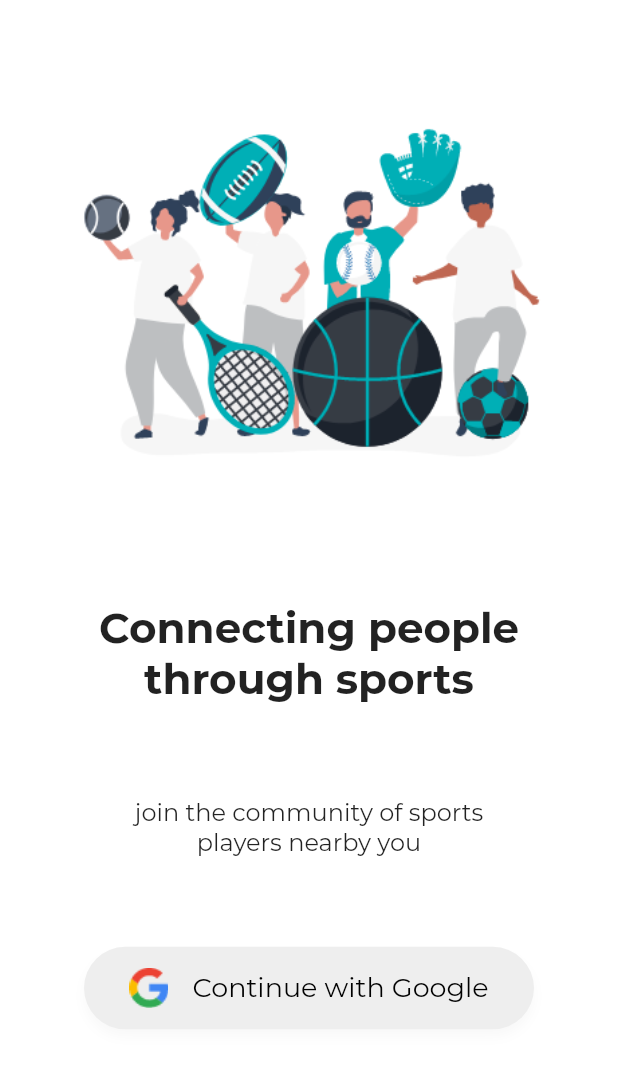
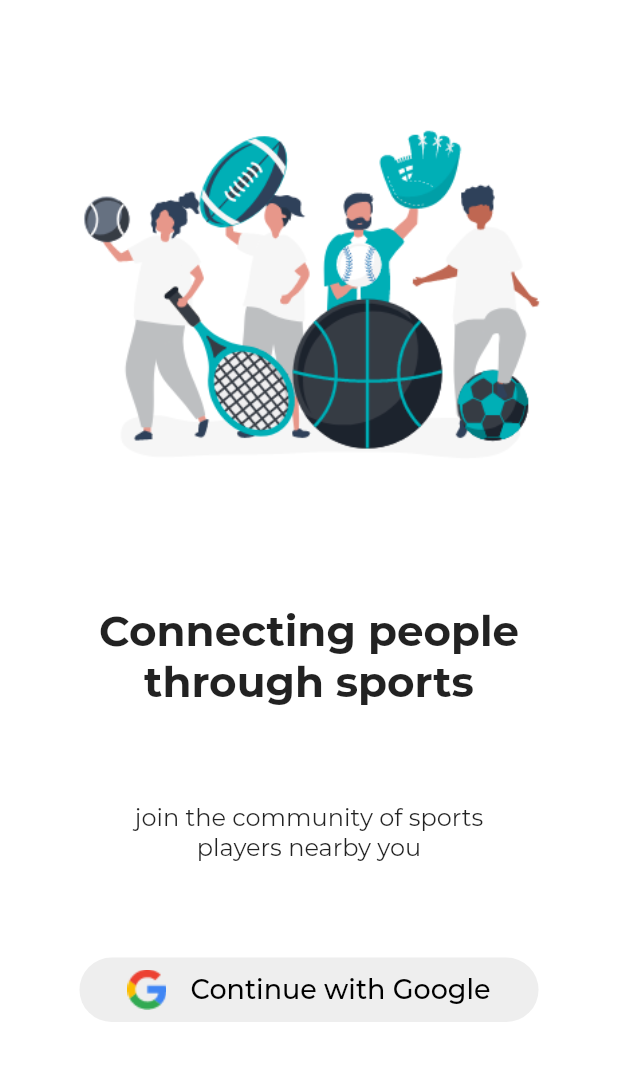
Before and after one commit to Runbhumi/Runbhumi, a Flutter app: the SecondPage screen opened by its route, on a phone screen of 412 x 824 dp. Shown: the top 1068 px of the screen. Run offline on Flutter 3.47's test engine with Material 2 defaults, Android fonts, the phone set to English and light mode, and no system bars; our stand-ins replace bubble_tab_indicator, cloud_firestore, datetime_picker_formfield, firebase_auth, firebase_core, flutter_icons and 2 more; accounts and stored records are empty; network calls fail; project files that could hold a hidden picture were left out.

Commit message:
✨fixed button sizes

```diff
--- a/lib/widget/button.dart
+++ b/lib/widget/button.dart
@@ -20,34 +20,17 @@ class Button extends StatefulWidget {
 class _ButtonState extends State<Button> {
   @override
   Widget build(BuildContext context) {
-    // return Padding(
-    //   padding: const EdgeInsets.all(8.0),
-    //   child: FlatButton(
-    //     color: widget.myColor,
-    //     height: 54,
-    //     minWidth: 300,
-    //     onPressed: widget.onPressed ??
-    //         () {
-    //           print("going to " + widget.routeName);
-    //           Navigator.pushNamed(context, widget.routeName);
-    //         },
-    //     child: Center(
-    //       child: Text(
-    //         widget.myText,
-    //         style: TextStyle(
-    //             color: Colors.white, fontSize: 18, fontWeight: FontWeight.w600),
-    //       ),
-    //     ),
-    //   ),
-    // );
     return RaisedButton(
       textColor: Colors.white,
       elevation: 0,
       color: widget.myColor,
-      child: Text(
-        widget.myText,
-        style: TextStyle(
-            color: Colors.white, fontSize: 18, fontWeight: FontWeight.w600),
+      child: Padding(
+        padding: const EdgeInsets.all(16.0),
+        child: Text(
+          widget.myText,
+          style: TextStyle(
+              color: Colors.white, fontSize: 18, fontWeight: FontWeight.w600),
+        ),
       ),
       onPressed: widget.onPressed ??
           () {
--- a/lib/widget/googleOauth.dart
+++ b/lib/widget/googleOauth.dart
@@ -9,34 +9,33 @@ class GoogleOauth extends StatelessWidget {
 
   @override
   Widget build(BuildContext context) {
-    return GestureDetector(
-        onTap: () async {
+    return Row(
+      mainAxisAlignment: MainAxisAlignment.center,
+      children: [
+        RaisedButton(
+          onPressed: () async {
             Constants.prefs.setBool("loggedin", true);
             await signInWithGoogle().whenComplete(() {
               Navigator.pushReplacementNamed(context, "/mainapp");
             });
           },
-        child: Row(
-          mainAxisAlignment: MainAxisAlignment.center,
-          children: [
-            Container(
-              height: 55,
-              width: 300,
-              decoration: BoxDecoration(
-                  color: Theme.of(context).buttonColor,
-                  borderRadius: BorderRadius.circular(800),
-                  boxShadow: [
-                    BoxShadow(
-                        color: Theme.of(context).buttonColor.withOpacity(.4),
-                        blurRadius: 6,
-                        offset: Offset(0, 5))
-                  ]),
+          elevation: 0,
+          // height: 54,
+          // decoration: BoxDecoration(
+          //     color: Theme.of(context).buttonColor,
+          //     borderRadius: BorderRadius.circular(800),
+          //     boxShadow: [
+          //       BoxShadow(
+          //           color: Theme.of(context).buttonColor.withOpacity(.4),
+          //           blurRadius: 6,
+          //           offset: Offset(0, 5))
+          //     ]),
           child: Center(
             child: Row(
               mainAxisAlignment: MainAxisAlignment.center,
               children: <Widget>[
                 Padding(
-                      padding: const EdgeInsets.only(left: 16.0),
+                  padding: const EdgeInsets.only(left: 16.0, top: 8, bottom: 8),
                   child: Image(image: AssetImage('assets/googleicon.png')),
                 ),
                 Padding(
@@ -49,8 +48,11 @@ class GoogleOauth extends StatelessWidget {
               ],
             ),
           ),
+          shape: new RoundedRectangleBorder(
+            borderRadius: new BorderRadius.circular(30.0),
+          ),
         ),
       ],
-        ));
+    );
   }
 }
```
Lines whose indentation alone changed are shown as unchanged.
